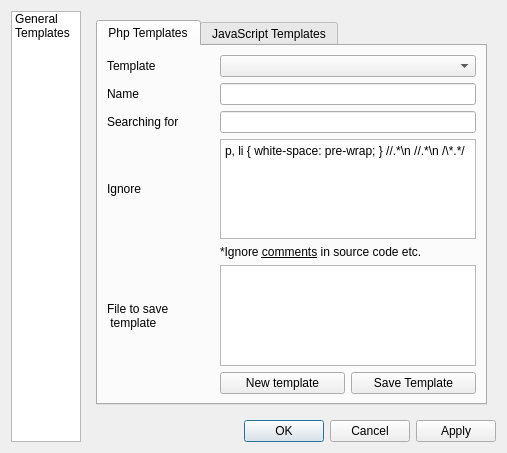
Before: the Qt Designer form ui/settings.ui in pussbb/Qi38nTranslator, drawn with Qt 5.
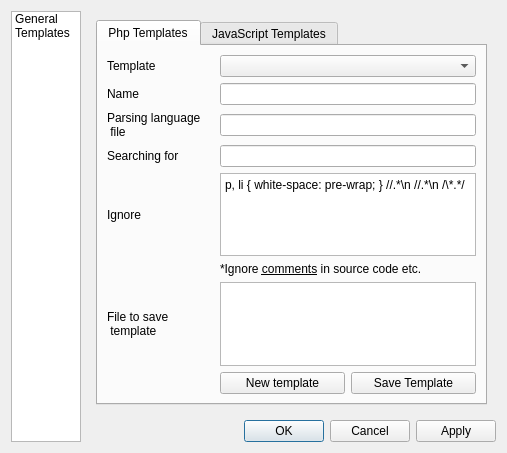
After: the same form once the commit is applied. Icons and pictures are not drawn.

```diff
--- a/ui/settings.ui
+++ b/ui/settings.ui
@@ -176,6 +176,17 @@
                </property>
               </widget>
              </item>
+             <item row="2" column="0">
+              <widget class="QLabel" name="label_3">
+               <property name="text">
+                <string>Parsing language
+ file</string>
+               </property>
+              </widget>
+             </item>
+             <item row="2" column="2" colspan="2">
+              <widget class="QLineEdit" name="langFileRx"/>
+             </item>
             </layout>
            </item>
           </layout>
```
